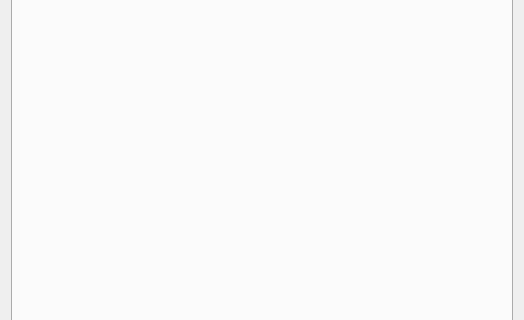
Qt form BerEditor/doc_signer_dlg.ui (jykim74/BerEditor) before a commit; both pictures show x 0 to 524 and y 245 to 565 of the 524 by 687 pixel window.
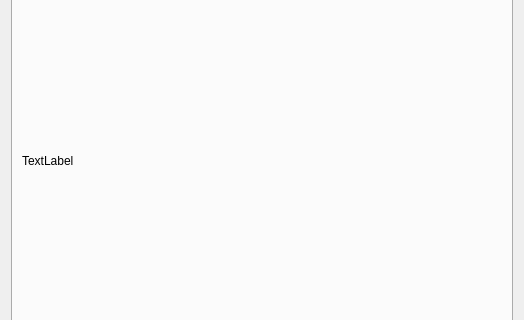
The same form after that commit. The open tabs and pages were chosen to show the change.

Patch:
```diff
--- a/BerEditor/doc_signer_dlg.ui
+++ b/BerEditor/doc_signer_dlg.ui
@@ -672,6 +672,15 @@
       <attribute name="title">
        <string>Doc</string>
       </attribute>
+      <layout class="QVBoxLayout" name="verticalLayout_5">
+       <item>
+        <widget class="QLabel" name="label_10">
+         <property name="text">
+          <string>TextLabel</string>
+         </property>
+        </widget>
+       </item>
+      </layout>
      </widget>
     </widget>
    </item>
```
Left out of the diff: 11 changed lines with no effect on the pictures.
